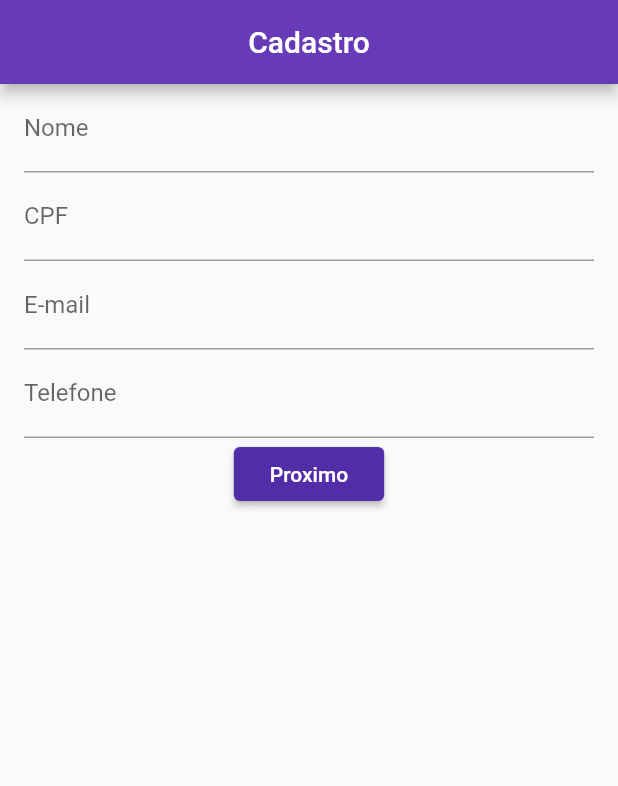
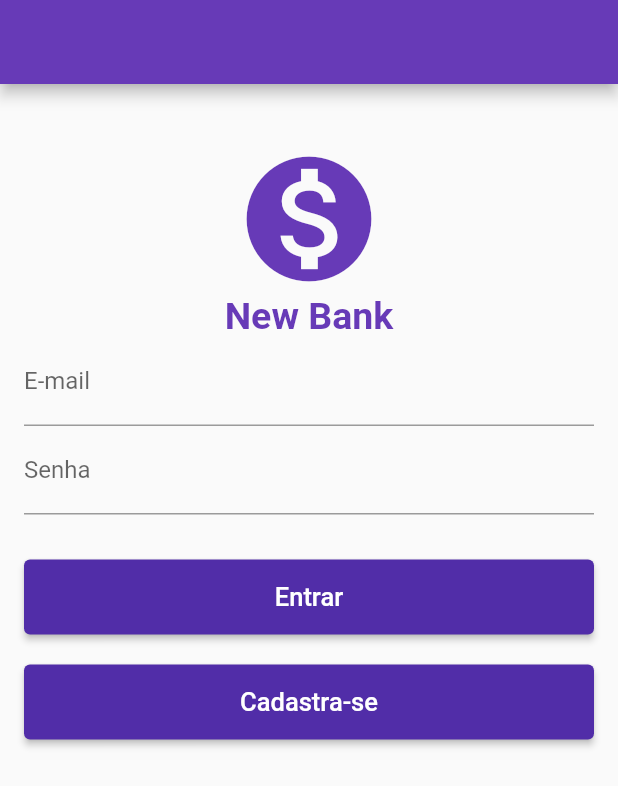
Before and after one commit to PauloHenrique222/BancoDigitalFlutter, a Flutter app: the screen it shows after launch, on a phone screen of 412 x 824 dp. Shown: the top 786 px of the screen. Run offline on Flutter 3.47's test engine with Material 2 defaults, Android fonts, the phone set to English and light mode, and no system bars; our stand-ins replace sqflite; accounts and stored records are empty.

Commit message:
Entrega N1

```diff
--- a/lib/main.dart
+++ b/lib/main.dart
@@ -1,11 +1,11 @@
-import 'package:banco_digital/screen/formulario_cadastro.dart';
+import 'package:banco_digital/screen/login.dart';
 import 'package:flutter/material.dart';
 
 void main() {
-  runApp(App()); //MaterialApp
+  runApp(App());
 }
 
-class App extends StatelessWidget{
+class App extends StatelessWidget {
   @override
   Widget build(BuildContext context) {
 
@@ -18,7 +18,8 @@ class App extends StatelessWidget{
           textTheme: ButtonTextTheme.primary
         )
       ),
-      home: FormularioCadastro(),
+      home: Login(),
     );
   }
+
 }
--- a/lib/modules/cadastro.dart
+++ b/lib/modules/cadastro.dart
@@ -1,13 +1,17 @@
 class Cadastro {
   String nome;
+  String sobrenome;
   String cpf;
   String email;
+  String senha;
   String telefone;
+  int id;
 
-  Cadastro(this.nome, this.cpf, this.email, this.telefone);
+  Cadastro({this.nome, this.sobrenome, this.cpf, this.email,
+    this.senha, this.telefone, this.id});
 
   @override
   String toString() {
-    return 'Cadastro realizado: {nome: $nome, cpf: $cpf, email: $email, telefone: $telefone}';
+    return 'Cadastro realizado: {id: $id, nome: $nome, sobrenome: $sobrenome, cpf: $cpf, email: $email, senha: $senha, telefone: $telefone}';
   }
 }
--- a/lib/modules/transferencia.dart
+++ b/lib/modules/transferencia.dart
@@ -1,11 +1,13 @@
 class Transferencia {
   double valor;
   String conta;
+  String nome;
+  int id;
 
-  Transferencia(this.valor, this.conta);
+  Transferencia({this.valor, this.conta, this.nome, this.id});
 
   @override
   String toString() {
-    return 'Transferencia{valor: $valor, conta: $conta}';
+    return 'Transferencia{id: $id, valor: $valor, conta: $conta, nome: $nome}';
   }
 }
--- /dev/null
+++ b/lib/screen/login.dart
@@ -0,0 +1,107 @@
+
+import 'package:banco_digital/components/editor.dart';
+import 'package:banco_digital/screen/formulario_cadastro.dart';
+import 'package:flutter/material.dart';
+import 'package:banco_digital/screen/home.dart';
+import 'package:banco_digital/database/dao/cadastro_dao.dart';
+
+class Login extends StatelessWidget {
+
+  final TextEditingController _controladorCampoEmail = TextEditingController();
+  final TextEditingController _controladorCampoSenha = TextEditingController();
+
+  final CadastroDAO _dao = CadastroDAO();
+
+  @override
+  Widget build(BuildContext context) {
+    return Scaffold(
+        appBar: AppBar(
+          title: Text(""),
+          centerTitle: true,
+        ),
+        body: SingleChildScrollView(
+          child: Column(
+            children: <Widget>[
+              Padding(
+                padding: const EdgeInsets.fromLTRB(0.0, 40.0, 0.0, 0.0),
+                child: Icon(
+                  Icons.monetization_on,
+                  color: Colors.deepPurple[500],
+                  size: 100,
+                ),
+              ),
+              Text(
+                "New Bank",
+                style: TextStyle(
+                    color: Colors.deepPurple[500],
+                    fontSize: 25.0,
+                    fontWeight: FontWeight.bold
+                ),
+              ),
+              Editor(
+                controller: this._controladorCampoEmail,
+                rotulo: "E-mail",
+                dica: "paulo@gmail.com",
+                tipoInput: TextInputType.text,
+              ),
+              Editor(
+                controller: this._controladorCampoSenha,
+                rotulo: "Senha",
+                dica: "1234",
+                tipoInput: TextInputType.text,
+              ),
+              Padding(
+                padding: const EdgeInsets.fromLTRB(0.0, 30.0, 0.0, 20.0),
+                child: SizedBox(
+                  width: 380,
+                  height: 50,
+                  child: RaisedButton(
+                    onPressed: () {
+                      var email = this._controladorCampoEmail.text;
+                      var senha = this._controladorCampoSenha.text;
+
+                      this._dao.logar(email, senha)
+                          .then((id) {
+                        if(id == null){
+                        }else{
+                          Navigator.pushAndRemoveUntil(
+                            context,
+                            MaterialPageRoute(builder: (context) {
+                              return Home();
+                            }),
+                            ModalRoute.withName('lista_transferencia'),
+                          );
+                        }
+                      }
+                      );
+                    },
+                    child: Text(
+                      "Entrar",
+                      style: TextStyle(fontSize: 17.0),
+                    ),
+                  ),
+                ),
+              ),
+              SizedBox(
+                width: 380,
+                height: 50,
+                child: RaisedButton(
+                  onPressed: () {
+                    Future <int> future = Navigator.push(
+                        context,
+                        MaterialPageRoute(builder: (context) {
+                          return FormularioCadastro();
+                        })
+                    );
+                  },
+                  child: Text(
+                      "Cadastra-se",
+                      style: TextStyle(fontSize: 17.0),
+                  ),
+                ),
+              ),
+            ],
+          ),
+        ));
+  }
+}
--- a/pubspec.yaml
+++ b/pubspec.yaml
@@ -23,6 +23,8 @@ environment:
 dependencies:
   flutter:
     sdk: flutter
+  sqflite:
+  path:
 
 
   # The following adds the Cupertino Icons font to your application.
```
Also changed, not shown: lib/components/item_menu.dart (added, +48 -0 lines), lib/components/progress_circular.dart (added, +20 -0 lines), lib/database/app_database.dart (added, +33 -0 lines), lib/database/dao/cadastro_dao.dart (added, +55 -0 lines), lib/database/dao/transferencia_dao.dart (added, +49 -0 lines), lib/screen/config.dart (added, +56 -0 lines), lib/screen/confirmar_cadastro.dart (+8 -3 lines), lib/screen/formulario_cadastro.dart (+26 -4 lines), lib/screen/formulario_transferencia.dart (+22 -7 lines), lib/screen/home.dart (added, +101 -0 lines), lib/screen/lista_transferencia.dart (+33 -25 lines), pubspec.lock.
